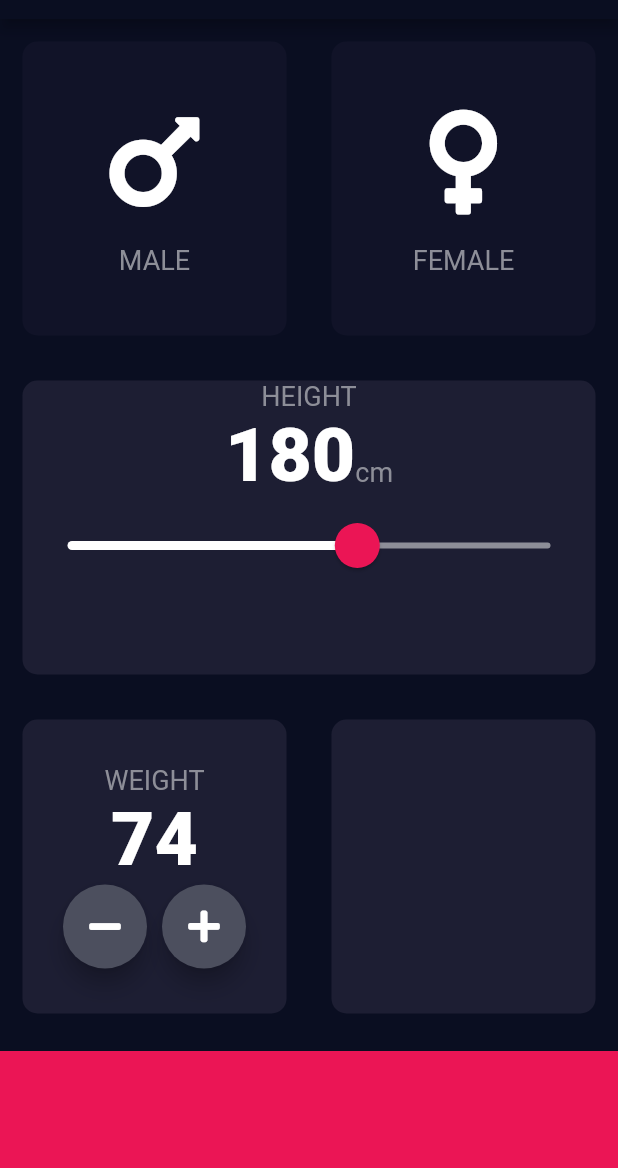
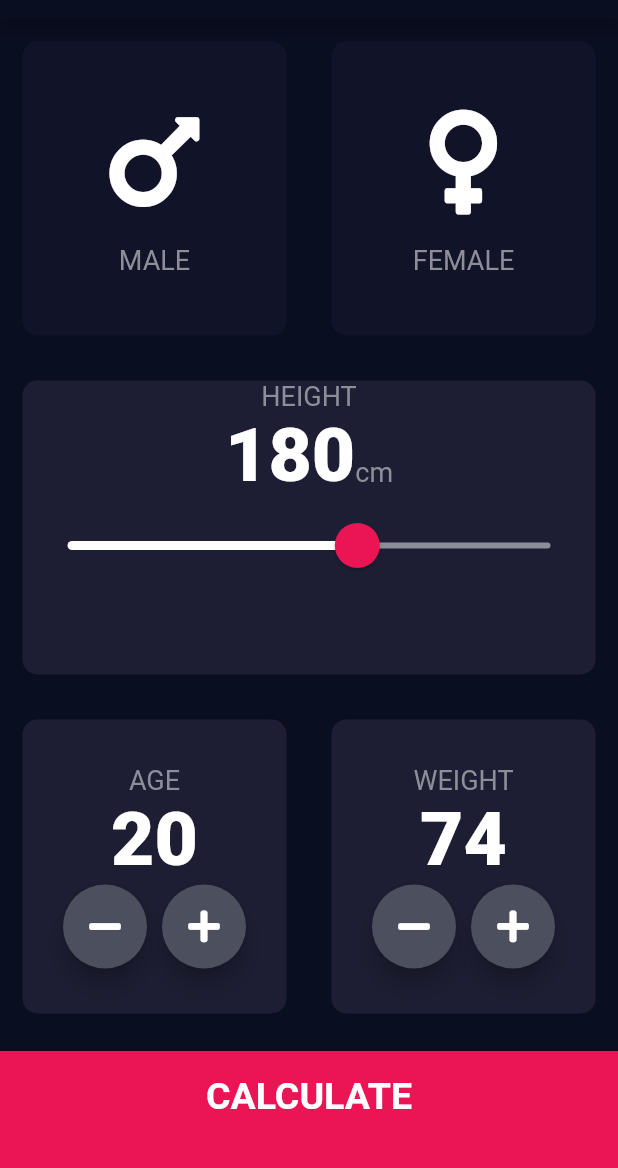
Before and after one commit to imWayneWY/flutter_study2, a Flutter app: the screen it shows after launch, on a phone screen of 412 x 824 dp, the part 65-1233 px from its top. Run offline on Flutter 3.47's test engine with Material 2 defaults, Android fonts, the light colour scheme and no system bars; our stand-ins replace audioplayers, font_awesome_flutter.

Commit message:
designing the results screen

```diff
--- /dev/null
+++ b/bmi-calculator-flutter/lib/components/bottom_button.dart
@@ -0,0 +1,24 @@
+import 'package:flutter/material.dart';
+import 'package:bmi_calculator/constants.dart';
+
+class BottomButton extends StatelessWidget {
+  BottomButton({@required this.onTap, @required this.buttonTitle});
+
+  final Function onTap;
+  final String buttonTitle;
+
+  @override
+  Widget build(BuildContext context) {
+    return GestureDetector(
+      onTap: onTap,
+      child: Container(
+        child: Center(child: Text(buttonTitle, style: kLargeButtonTextStyle)),
+        color: kBottomContainerColour,
+        margin: EdgeInsets.only(top: 10.0),
+        padding: EdgeInsets.only(bottom: 20.0),
+        width: double.infinity,
+        height: kBottomContainerHeight,
+      ),
+    );
+  }
+}
--- a/bmi-calculator-flutter/lib/icon_content.dart
+++ b/bmi-calculator-flutter/lib/components/icon_content.dart
@@ -1,5 +1,5 @@
 import 'package:flutter/material.dart';
-import 'constants.dart';
+import 'package:bmi_calculator/constants.dart';
 
 class IconContent extends StatelessWidget {
   IconContent({@required this.icon, @required this.title});
--- /dev/null
+++ b/bmi-calculator-flutter/lib/components/round_icon_button.dart
@@ -0,0 +1,23 @@
+import 'package:flutter/material.dart';
+
+class RoundIconButton extends StatelessWidget {
+  RoundIconButton({@required this.icon, @required this.onPressed});
+
+  final IconData icon;
+  final Function onPressed;
+
+  @override
+  Widget build(BuildContext context) {
+    return RawMaterialButton(
+      child: Icon(icon),
+      elevation: 6.0,
+      onPressed: onPressed,
+      shape: CircleBorder(),
+      fillColor: Color(0xFF4C4F5E),
+      constraints: BoxConstraints.tightFor(
+        width: 56.0,
+        height: 56.0,
+      ),
+    );
+  }
+}
--- a/bmi-calculator-flutter/lib/main.dart
+++ b/bmi-calculator-flutter/lib/main.dart
@@ -1,5 +1,5 @@
 import 'package:flutter/material.dart';
-import 'input_page.dart';
+import 'package:bmi_calculator/screens/input_page.dart';
 
 void main() => runApp(BMICalculator());
 
--- a/bmi-calculator-flutter/lib/input_page.dart
+++ b/bmi-calculator-flutter/lib/screens/input_page.dart
@@ -1,8 +1,11 @@
+import 'package:bmi_calculator/screens/result_page.dart';
 import 'package:flutter/material.dart';
 import 'package:font_awesome_flutter/font_awesome_flutter.dart';
-import 'icon_content.dart';
-import 'reusable_card.dart';
-import 'constants.dart';
+import 'package:bmi_calculator/components/icon_content.dart';
+import 'package:bmi_calculator/components/reusable_card.dart';
+import 'package:bmi_calculator/constants.dart';
+import 'package:bmi_calculator/components/bottom_button.dart';
+import 'package:bmi_calculator/components/round_icon_button.dart';
 
 enum Gender {
   male,
@@ -18,6 +21,7 @@ class _InputPageState extends State<InputPage> {
   Gender selectedGender = null;
   int height = 180;
   int weight = 74;
+  int age = 20;
 
   @override
   Widget build(BuildContext context) {
@@ -124,14 +128,30 @@ class _InputPageState extends State<InputPage> {
                       cardChild: Column(
                         mainAxisAlignment: MainAxisAlignment.center,
                         children: <Widget>[
-                          Text('WEIGHT', style: kLabelTextStyle),
-                          Text(weight.toString(), style: kNumberTextStyle),
+                          Text('AGE', style: kLabelTextStyle),
+                          Text(age.toString(), style: kNumberTextStyle),
                           Row(
                             mainAxisAlignment: MainAxisAlignment.center,
                             children: <Widget>[
-                              RoundIconButton(icon: FontAwesomeIcons.minus),
-                              SizedBox(width: 10.0,),
-                              RoundIconButton(icon: FontAwesomeIcons.plus),
+                              RoundIconButton(
+                                icon: FontAwesomeIcons.minus,
+                                onPressed: () => {
+                                  setState(() {
+                                    age--;
+                                  }),
+                                },
+                              ),
+                              SizedBox(
+                                width: 10.0,
+                              ),
+                              RoundIconButton(
+                                icon: FontAwesomeIcons.plus,
+                                onPressed: () => {
+                                  setState(() {
+                                    age++;
+                                  }),
+                                },
+                              ),
                             ],
                           ),
                         ],
@@ -141,38 +161,52 @@ class _InputPageState extends State<InputPage> {
                   Expanded(
                     child: ReusableCard(
                       colour: kActiveCardColour,
+                      cardChild: Column(
+                        mainAxisAlignment: MainAxisAlignment.center,
+                        children: <Widget>[
+                          Text('WEIGHT', style: kLabelTextStyle),
+                          Text(weight.toString(), style: kNumberTextStyle),
+                          Row(
+                            mainAxisAlignment: MainAxisAlignment.center,
+                            children: <Widget>[
+                              RoundIconButton(
+                                icon: FontAwesomeIcons.minus,
+                                onPressed: () => {
+                                  setState(() {
+                                    weight--;
+                                  }),
+                                },
+                              ),
+                              SizedBox(
+                                width: 10.0,
+                              ),
+                              RoundIconButton(
+                                icon: FontAwesomeIcons.plus,
+                                onPressed: () => {
+                                  setState(() {
+                                    weight++;
+                                  }),
+                                },
+                              ),
+                            ],
+                          ),
+                        ],
+                      ),
                     ),
                   ),
                 ],
               ),
             ),
-            Container(
-              color: kBottomContainerColour,
-              margin: EdgeInsets.only(top: 10.0),
-              width: double.infinity,
-              height: kBottomContainerHeight,
+            BottomButton(
+              onTap: () {
+                Navigator.push(
+                  context,
+                  MaterialPageRoute(builder: (context) => ResultPage()),
+                );
+              },
+              buttonTitle: 'CALCULATE',
             ),
           ],
         ));
   }
 }
-
-class RoundIconButton extends StatelessWidget {
-  RoundIconButton({this.icon});
-
-  final IconData icon;
-  @override
-  Widget build(BuildContext context) {
-    return RawMaterialButton(
-      child: Icon(icon),
-      elevation: 6.0,
-      onPressed: (){},
-      shape: CircleBorder(),
-      fillColor: Color(0xFF4C4F5E),
-      constraints: BoxConstraints.tightFor(
-        width: 56.0,
-        height: 56.0,
-      ),
-    );
-  }
-}
```
Also changed, not shown: bmi-calculator-flutter/lib/constants.dart (+25 -1 lines), bmi-calculator-flutter/lib/screens/result_page.dart (added, +60 -0 lines), bmi-calculator-flutter/lib/components/reusable_card.dart (renamed from bmi-calculator-flutter/lib/reusable_card.dart).
